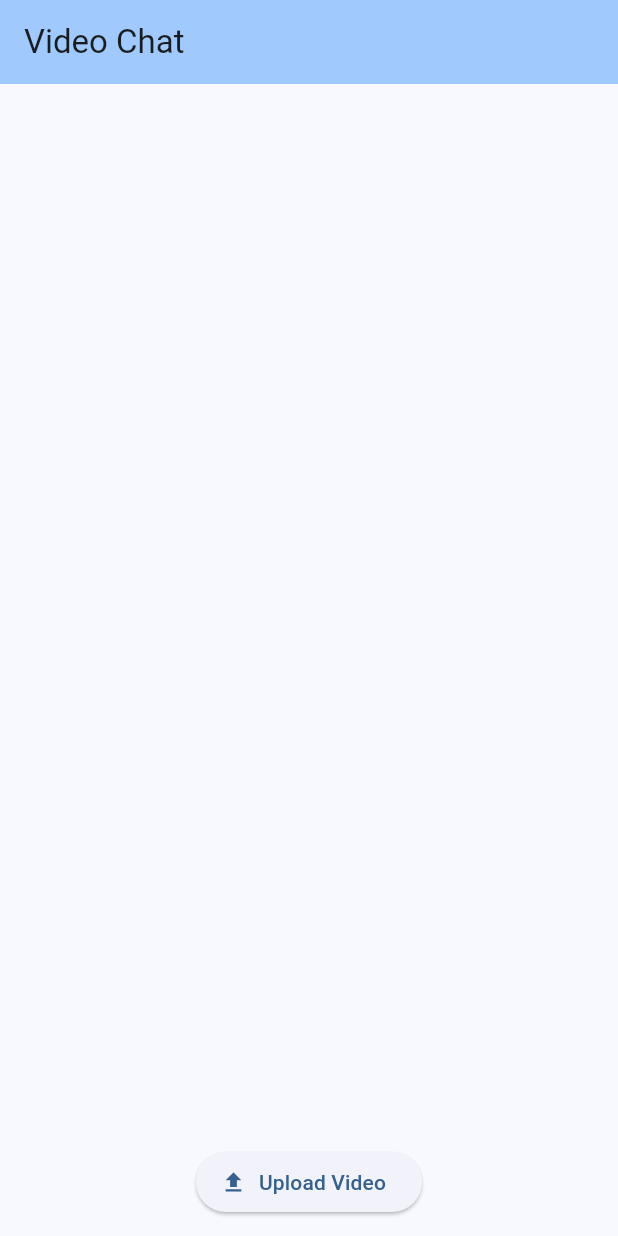
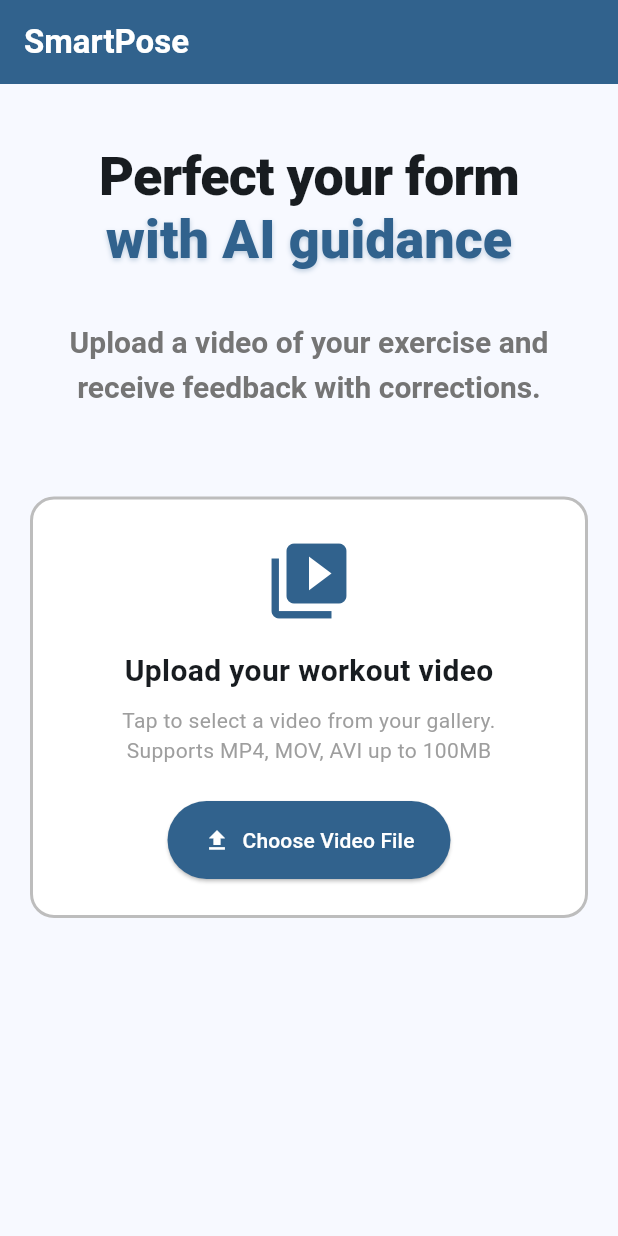
Before and after one commit to mariogarjim/gym-pose, a Flutter app: the screen it shows after launch, on a phone screen of 412 x 824 dp. Run offline on Flutter 3.47's test engine with Material 3 defaults, Android fonts, the phone set to English and light mode, and no system bars; our stand-ins replace image_picker, video_player.

Commit message:
refactor(home_screen): Adapted home screen to new style

```diff
--- a/my_app/lib/main.dart
+++ b/my_app/lib/main.dart
@@ -1,7 +1,7 @@
 // lib/main.dart
 
 import 'package:flutter/material.dart';
-import 'screens/chat_screen.dart';
+import 'screens/home_screen.dart';
 
 void main() {
   runApp(const MyApp());
@@ -16,10 +16,10 @@ class MyApp extends StatelessWidget {
       title: 'Video Chat',
       theme: ThemeData(
         useMaterial3: true,
-        colorScheme: ColorScheme.fromSeed(seedColor: Colors.blue),
+        colorScheme: ColorScheme.fromSeed(seedColor: const Color.fromARGB(255, 2, 34, 58)),
       ),
       debugShowCheckedModeBanner: false,
-      home: const ChatScreen(),
+      home: const HomeScreen(),
     );
   }
 }
--- a/my_app/lib/screens/chat_screen.dart
+++ /dev/null
@@ -1,133 +0,0 @@
-// lib/screens/video_chat_screen.dart
-
-import 'dart:io';
-
-import 'package:flutter/material.dart';
-import 'package:image_picker/image_picker.dart';
-import 'package:path/path.dart' as path;
-import 'package:path_provider/path_provider.dart';
-
-import '../models/chat_message.dart';
-import '../widgets/chat_bubble.dart';
-import '../core/api/video_upload_service.dart';
-
-class ChatScreen extends StatefulWidget {
-  const ChatScreen({super.key});
-
-  @override
-  State<ChatScreen> createState() => _ChatScreenState();
-}
-
-class _ChatScreenState extends State<ChatScreen> {
-  final List<ChatMessage> _chatMessages = [];
-  final ImagePicker _picker = ImagePicker();
-  bool _isUploading = false;
-  final ScrollController _scrollController = ScrollController();
-
-  void _scrollToBottom() {
-    WidgetsBinding.instance.addPostFrameCallback((_) {
-      _scrollController.animateTo(
-        _scrollController.position.maxScrollExtent,
-        duration: const Duration(milliseconds: 300),
-        curve: Curves.easeOut,
-      );
-    });
-  }
-
-  Future<void> _pickAndUploadVideo() async {
-    final XFile? video = await _picker.pickVideo(source: ImageSource.gallery);
-    if (video == null) return;
-
-    final ext = path.extension(video.path).toLowerCase();
-    if (ext != '.mp4') {
-      _showSnackBar('Only MP4 videos are supported.');
-      return;
-    }
-
-    final userFile = File(video.path);
-
-    setState(() {
-      _chatMessages.add(ChatMessage(type: MessageType.userVideo, userVideo: userFile));
-    });
-    _scrollToBottom();
-
-    setState(() => _isUploading = true);
-
-    try {
-      final responseBytes = await VideoUploadService.uploadVideo(userFile);
-
-      final outputFile = await _saveProcessedVideo(responseBytes);
-
-      // Dummy response text for now
-      const responseText = 'Here is your processed video response!';
-
-      setState(() {
-        _chatMessages.add(ChatMessage(
-          type: MessageType.systemReply,
-          text: responseText,
-          systemVideo: outputFile,
-        ));
-      });
-
-      _scrollToBottom();
-    } catch (e) {
-      _showSnackBar('Upload failed: $e');
-    } finally {
-      setState(() => _isUploading = false);
-    }
-  }
-
-  Future<File> _saveProcessedVideo(List<int> bytes) async {
-    final tempDir = await getTemporaryDirectory();
-    final filePath = path.join(tempDir.path, 'response_${DateTime.now().millisecondsSinceEpoch}.mp4');
-    final file = File(filePath);
-    return await file.writeAsBytes(bytes);
-  }
-
-  void _showSnackBar(String message) {
-    ScaffoldMessenger.of(context).showSnackBar(SnackBar(content: Text(message)));
-  }
-
-  @override
-  void dispose() {
-    _scrollController.dispose();
-    super.dispose();
-  }
-
-  @override
-  Widget build(BuildContext context) {
-    return Scaffold(
-      appBar: AppBar(
-        title: const Text('Video Chat'),
-        backgroundColor: Theme.of(context).colorScheme.inversePrimary,
-      ),
-      body: Column(
-        children: [
-          Expanded(
-            child: ListView.builder(
-              controller: _scrollController,
-              itemCount: _chatMessages.length,
-              itemBuilder: (context, index) {
-                final message = _chatMessages[index];
-                return ChatBubble(message: message);
-              },
-            ),
-          ),
-          if (_isUploading)
-            const Padding(
-              padding: EdgeInsets.all(12.0),
-              child: CircularProgressIndicator(),
-            ),
-          Padding(
-            padding: const EdgeInsets.all(12.0),
-            child: ElevatedButton.icon(
-              onPressed: _isUploading ? null : _pickAndUploadVideo,
-              icon: const Icon(Icons.upload),
-              label: const Text('Upload Video'),
-            ),
-          ),
-        ],
-      ),
-    );
-  }
-}
--- /dev/null
+++ b/my_app/lib/screens/home_screen.dart
@@ -0,0 +1,272 @@
+import 'dart:io';
+
+import 'package:flutter/material.dart';
+import 'package:image_picker/image_picker.dart';
+import 'package:path/path.dart' as path;
+import 'package:path_provider/path_provider.dart';
+
+import '../models/chat_message.dart';
+import '../core/api/video_upload_service.dart';
+
+class HomeScreen extends StatefulWidget {
+  const HomeScreen({super.key});
+
+  @override
+  State<HomeScreen> createState() => _HomeScreenState();
+}
+
+class _HomeScreenState extends State<HomeScreen> {
+  final List<ChatMessage> _chatMessages = [];
+  final ImagePicker _picker = ImagePicker();
+  bool _isUploading = false;
+  final ScrollController _scrollController = ScrollController();
+
+  void _scrollToBottom() {
+    WidgetsBinding.instance.addPostFrameCallback((_) {
+      _scrollController.animateTo(
+        _scrollController.position.maxScrollExtent,
+        duration: const Duration(milliseconds: 300),
+        curve: Curves.easeOut,
+      );
+    });
+  }
+
+  Future<void> _pickAndUploadVideo() async {
+    final XFile? video = await _picker.pickVideo(source: ImageSource.gallery);
+    if (video == null) return;
+
+    final ext = path.extension(video.path).toLowerCase();
+    if (ext != '.mp4') {
+      _showSnackBar('Only MP4 videos are supported.');
+      return;
+    }
+
+    final userFile = File(video.path);
+
+    setState(() {
+      _chatMessages.add(ChatMessage(type: MessageType.userVideo, userVideo: userFile));
+    });
+    _scrollToBottom();
+
+    setState(() => _isUploading = true);
+
+    try {
+      final responseBytes = await VideoUploadService.uploadVideo(userFile);
+
+      final outputFile = await _saveProcessedVideo(responseBytes);
+
+      // Dummy response text for now
+      const responseText = 'Here is your processed video response!';
+
+      setState(() {
+        _chatMessages.add(ChatMessage(
+          type: MessageType.systemReply,
+          text: responseText,
+          systemVideo: outputFile,
+        ));
+      });
+
+      _scrollToBottom();
+    } catch (e) {
+      _showSnackBar('Upload failed: $e');
+    } finally {
+      setState(() => _isUploading = false);
+    }
+  }
+
+  Future<File> _saveProcessedVideo(List<int> bytes) async {
+    final tempDir = await getTemporaryDirectory();
+    final filePath = path.join(tempDir.path, 'response_${DateTime.now().millisecondsSinceEpoch}.mp4');
+    final file = File(filePath);
+    return await file.writeAsBytes(bytes);
+  }
+
+  void _showSnackBar(String message) {
+    ScaffoldMessenger.of(context).showSnackBar(SnackBar(content: Text(message)));
+  }
+
+  @override
+  void dispose() {
+    _scrollController.dispose();
+    super.dispose();
+  }
+
+  @override
+  Widget build(BuildContext context) {
+    return Scaffold(
+      appBar: AppBar(
+        title: const Text('SmartPose', style: TextStyle(color: Colors.white, fontWeight: FontWeight.bold)),
+        backgroundColor: Theme.of(context).colorScheme.primary,
+      ),
+      body: SingleChildScrollView(
+        child: Column(
+          children: [
+            const HeroSection(),
+            Padding(
+              padding: const EdgeInsets.all(20.0),
+              child: InkWell(
+                onTap: _isUploading ? null : _pickAndUploadVideo,
+                borderRadius: BorderRadius.circular(16),
+                child: AnimatedContainer(
+                  duration: const Duration(milliseconds: 300),
+                  padding: const EdgeInsets.all(24),
+                  width: double.infinity,
+                  decoration: BoxDecoration(
+                    color: Colors.white,
+                    border: Border.all(
+                      color: Colors.grey.shade400,
+                      width: 2,
+                      style: BorderStyle.solid,
+                    ),
+                    borderRadius: BorderRadius.circular(16),
+                  ),
+                  child: Column(
+                    mainAxisSize: MainAxisSize.min,
+                    children: [
+                      Icon(Icons.video_library, size: 60, color: Theme.of(context).colorScheme.primary),
+                      const SizedBox(height: 16),
+                      const Text(
+                        'Upload your workout video',
+                        style: TextStyle(fontSize: 20, fontWeight: FontWeight.bold),
+                      ),
+                      const SizedBox(height: 8),
+                      const Text(
+                        'Tap to select a video from your gallery. \nSupports MP4, MOV, AVI up to 100MB',
+                        textAlign: TextAlign.center,
+                        style: TextStyle(color: Colors.grey),
+                      ),
+                      const SizedBox(height: 24),
+                      if (_isUploading)
+                        const CircularProgressIndicator()
+                      else
+                        ElevatedButton.icon(
+                          onPressed: _pickAndUploadVideo,
+                          icon: const Row(
+                            mainAxisSize: MainAxisSize.min,
+                            children: [
+                              Icon(Icons.upload, size: 18, color: Colors.white),
+                            ],
+                          ),
+                          label: const Text('Choose Video File', style: TextStyle(color: Colors.white)),
+                          style: ElevatedButton.styleFrom(
+                            backgroundColor: Theme.of(context).colorScheme.primary,
+                            padding: const EdgeInsets.symmetric(
+                              vertical: 16, horizontal: 24),
+                          ),
+                        ),
+                    ],
+                  ),
+                ),
+              ),
+            ),
+          ],
+        ),
+      ),
+    );
+  }
+}
+
+// Hero Section with fade-in animation
+class HeroSection extends StatefulWidget {
+  const HeroSection({super.key});
+
+  @override
+  State<HeroSection> createState() => _HeroSectionState();
+}
+
+class _HeroSectionState extends State<HeroSection>
+    with SingleTickerProviderStateMixin {
+  late AnimationController _controller;
+  late Animation<double> _fadeIn;
+
+  @override
+  void initState() {
+    super.initState();
+    _controller = AnimationController(
+      duration: const Duration(seconds: 2),
+      vsync: this,
+    );
+    _fadeIn = Tween<double>(begin: 0, end: 1).animate(
+      CurvedAnimation(parent: _controller, curve: Curves.easeIn),
+    );
+    _controller.forward();
+  }
+
+  @override
+  void dispose() {
+    _controller.dispose();
+    super.dispose();
+  }
+
+  @override
+  Widget build(BuildContext context) {
+    final theme = Theme.of(context);
+    final foreground = theme.colorScheme.onSurface;
+    final primary = theme.colorScheme.primary;
+    final muted = Colors.grey.shade600;
+
+    return FadeTransition(
+      opacity: _fadeIn,
+      child: Container(
+        padding: const EdgeInsets.symmetric(vertical: 40, horizontal: 20),
+        child: Column(
+          children: [
+            // Title
+            RichText(
+              textAlign: TextAlign.center,
+              text: TextSpan(
+                children: [
+                  TextSpan(
+                    text: 'Perfect your form\n',
+                    style: TextStyle(
+                      fontSize: 36,
+                      fontWeight: FontWeight.w800,
+                      color: foreground,
+                      height: 1.2,
+                      letterSpacing: -0.5,
+                    ),
+                  ),
+                  TextSpan(
+                    text: 'with AI guidance',
+                    style: TextStyle(
+                      fontSize: 36,
+                      fontWeight: FontWeight.w800,
+                      color: primary,
+                      shadows: [
+                        Shadow(
+                          offset: const Offset(0, 1),
+                          blurRadius: 4,
+                          color: primary.withValues(alpha: 0.3),
+                        ),
+                      ],
+                    ),
+                  ),
+                  const TextSpan(
+                    text: '\n',
+                  ),
+                  TextSpan(
+                    style: TextStyle(
+                      fontSize: 18,
+                      height: 1.5,
+                      color: muted,
+                    ),
+                    children: const [
+                      TextSpan(
+                        text: '\nUpload a video of your exercise and receive feedback with corrections.',
+                        style: TextStyle(
+                          fontSize: 20,
+                          fontWeight: FontWeight.w600,
+                        ),
+                      ),
+                    ],
+                  ),
+                ],
+              ),
+            ),
+
+          ],
+        ),
+      ),
+    );
+  }
+}
```
